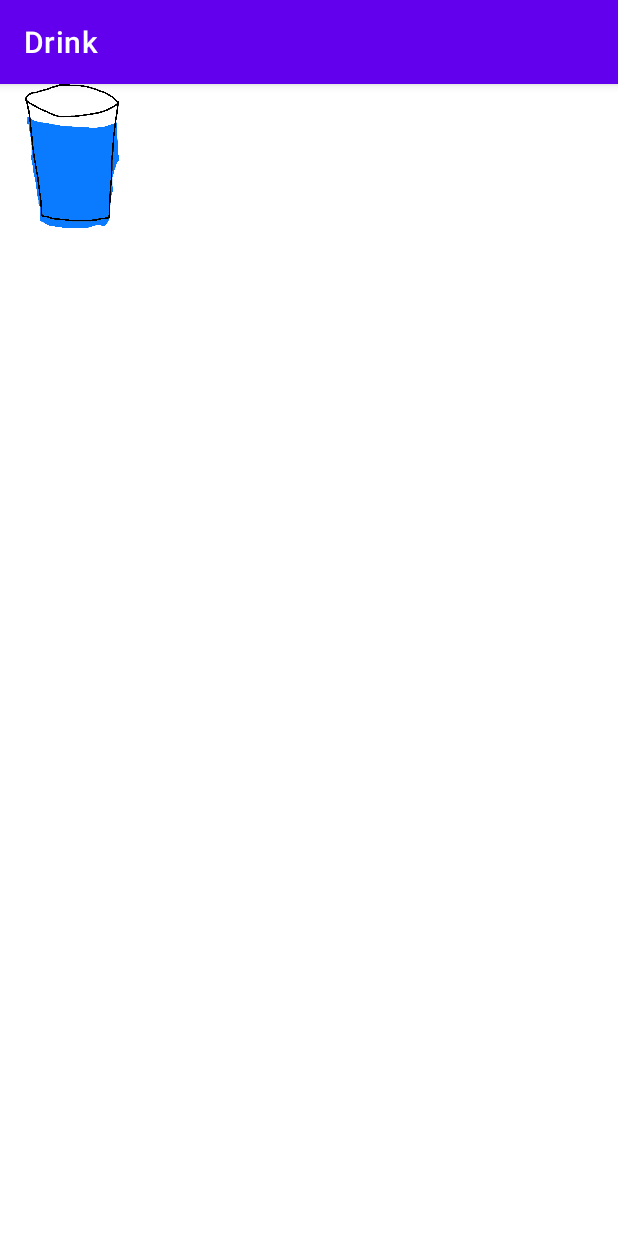
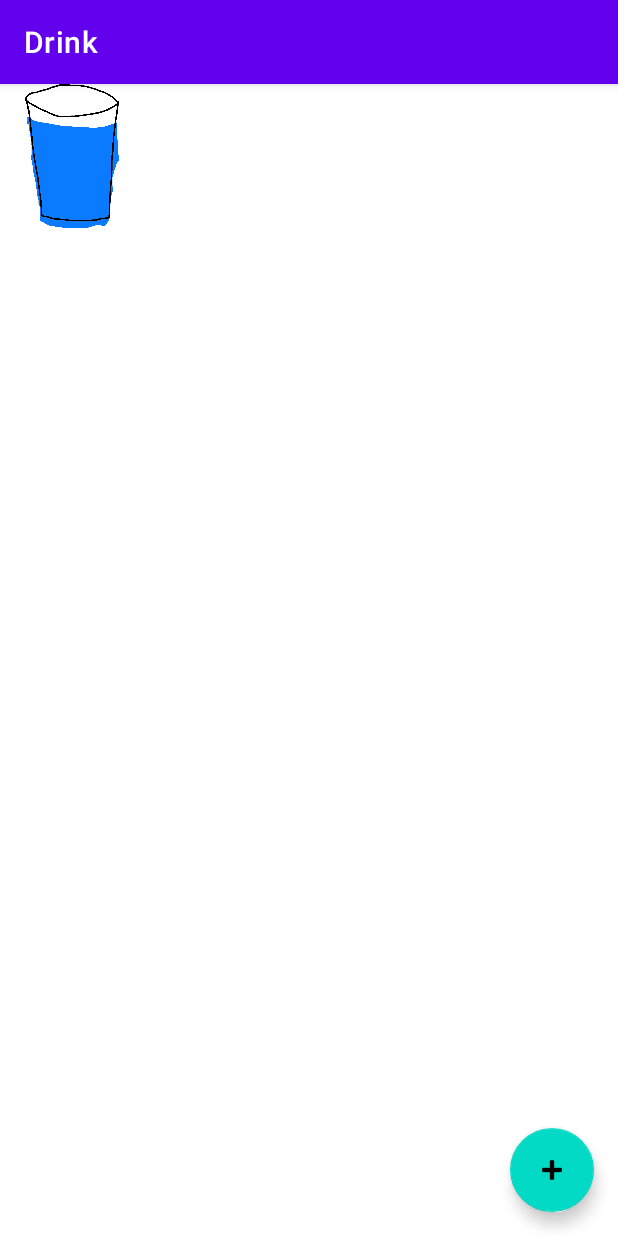
Before and after one commit to novotnyr/android-drink-2021, an Android app: the screen it shows after launch (MainActivity), on a phone screen of 412 x 824 dp. Run offline under Robolectric (Android 15) with nearby library versions, the phone set to English and light mode, and no system bars.

Commit message:
Pridany Floating Action Button s obsluhou kliku

```diff
--- a/app/src/main/java/com/github/novotnyr/drink/MainActivity.kt
+++ b/app/src/main/java/com/github/novotnyr/drink/MainActivity.kt
@@ -2,6 +2,7 @@ package com.github.novotnyr.drink
 
 import androidx.appcompat.app.AppCompatActivity
 import android.os.Bundle
+import android.view.View
 import androidx.recyclerview.widget.GridLayoutManager
 import androidx.recyclerview.widget.RecyclerView
 
@@ -20,4 +21,6 @@ class MainActivity : AppCompatActivity() {
         drinkRecyclerView.layoutManager = GridLayoutManager(this, 3)
         drinkRecyclerView.adapter = adapter
     }
+
+    fun onFloatingActionButtonClick(view: View) {}
 }
--- a/app/src/main/res/layout/activity_main.xml
+++ b/app/src/main/res/layout/activity_main.xml
@@ -17,4 +17,13 @@
         app:layout_constraintStart_toStartOf="parent"
         app:layout_constraintTop_toTopOf="parent" />
 
+    <com.google.android.material.floatingactionbutton.FloatingActionButton
+        android:layout_width="wrap_content"
+        android:layout_height="wrap_content"
+        android:layout_margin="16dp"
+        app:layout_constraintBottom_toBottomOf="parent"
+        app:layout_constraintEnd_toEndOf="parent"
+        android:src="@android:drawable/ic_input_add"
+        android:onClick="onFloatingActionButtonClick"
+         />
 </androidx.constraintlayout.widget.ConstraintLayout>
```
